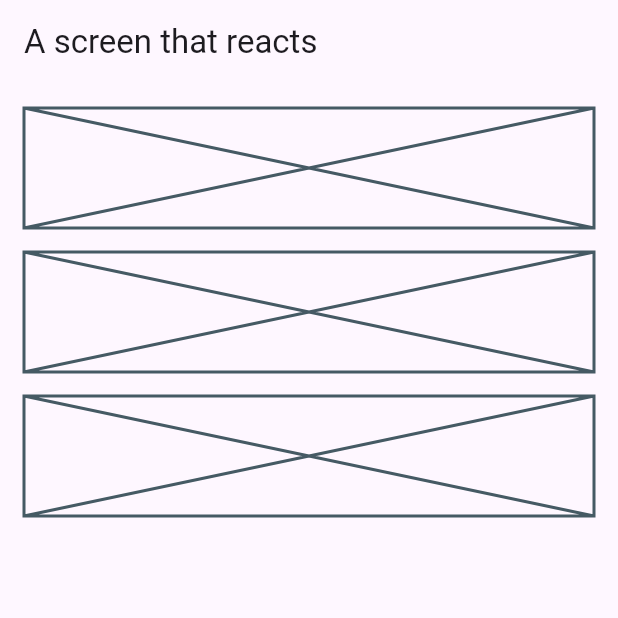
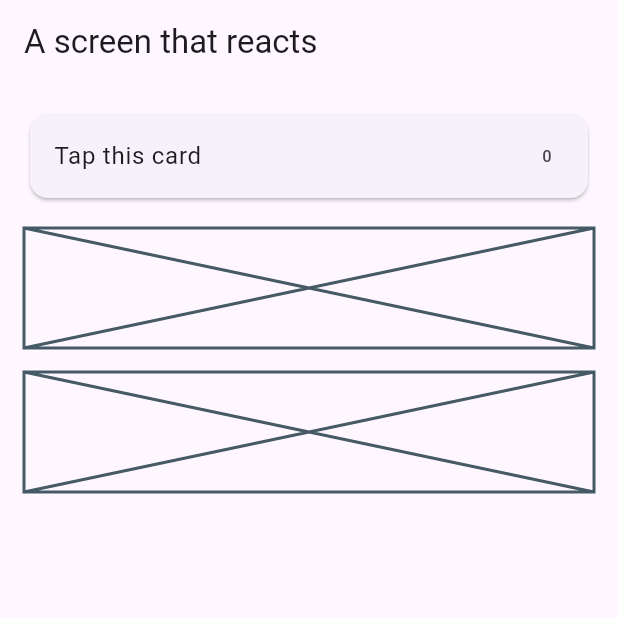
Before and after one commit to aablty/kbtu_flutter_2026, a Flutter app: the screen it shows after launch, on a phone screen of 412 x 824 dp, the top half of it. Run offline on Flutter 3.47's test engine with Material 3 defaults, Android fonts, the phone set to English and light mode, and no system bars.

Commit message:
praactice 4: level 2 - A card that counts - implemented TapCard stateful widget

```diff
--- a/week04/lib/tap_card.dart
+++ b/week04/lib/tap_card.dart
@@ -1,8 +1,51 @@
 import 'package:flutter/material.dart';
 
-class TapCard extends StatelessWidget {
+class TapCard extends StatefulWidget {
   const TapCard({super.key});
 
   @override
-  Widget build(BuildContext context) => const Placeholder(fallbackHeight: 80);
+  State<TapCard> createState() => _TapCardState();
 }
+
+class _TapCardState extends State<TapCard> {
+  int _taps = 0;
+
+  void _incrementTaps() => setState(() => _taps++);
+
+  void _resetTaps() => setState(() => _taps = 0);
+
+  Future<bool?> _showResetDialog(BuildContext context) => showDialog<bool>(
+    context: context,
+    builder: (context) => AlertDialog(
+      title: const Text('Reset the count?'),
+      actions: [
+        TextButton(
+          onPressed: () => Navigator.pop(context, false),
+          child: const Text('Cancel'),
+        ),
+        TextButton(
+          onPressed: () => Navigator.pop(context, true),
+          child: const Text('Reset'),
+        ),
+      ],
+    ),
+  );
+
+  void onTap() => _incrementTaps();
+
+  void onLongPress() => _showResetDialog(context).then((reset) {
+    if (reset ?? false) _resetTaps();
+  });
+
+  @override
+  Widget build(BuildContext context) => Card(
+    child: InkWell(
+      onTap: onTap,
+      onLongPress: onLongPress,
+      child: ListTile(
+        title: const Text('Tap this card'),
+        trailing: Text('$_taps'),
+      ),
+    ),
+  );
+}
```
Also changed, not shown: 1 other file.
